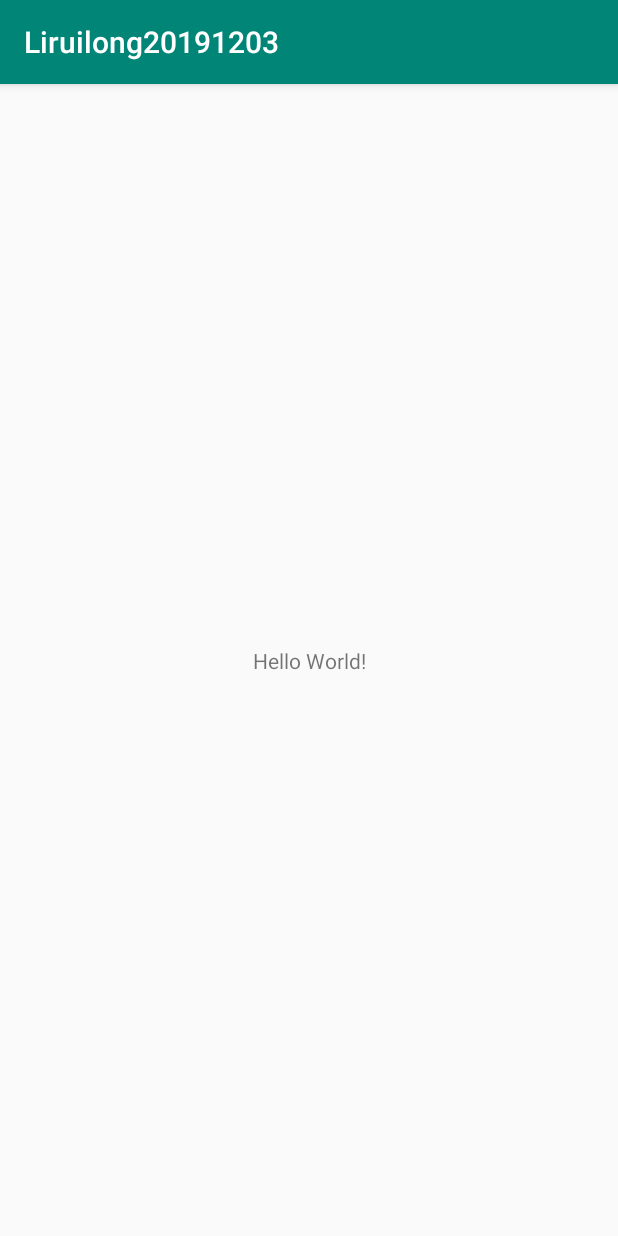
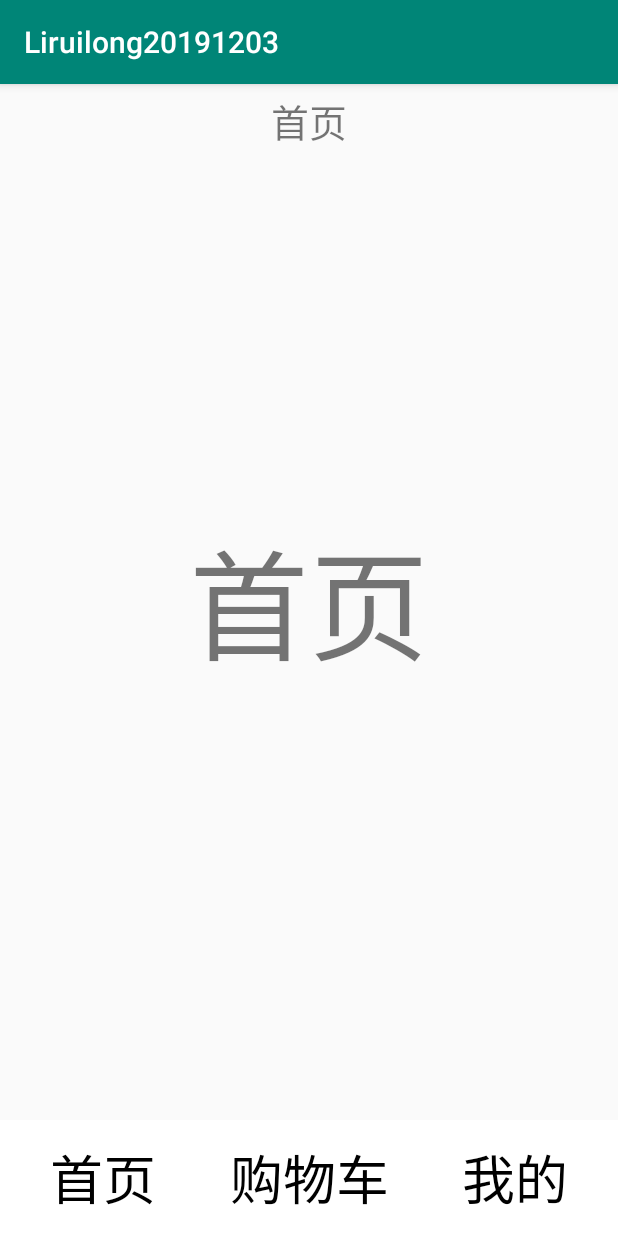
Before and after one commit to Tianqi-Lrl/Liruilong20191203, an Android app: the screen it shows after launch (MainActivity), on a phone screen of 412 x 824 dp. Run offline under Robolectric (Android 15) with nearby library versions, the phone set to English and light mode, and no system bars.

Commit message:
完成项目首页开发

```diff
--- a/app/src/main/AndroidManifest.xml
+++ b/app/src/main/AndroidManifest.xml
@@ -2,6 +2,7 @@
 <manifest xmlns:android="http://schemas.android.com/apk/res/android"
     package="com.bawei.liruilong">
 
+    <uses-permission android:name="android.permission.ACCESS_NETWORK_STATE" />
     <application
         android:allowBackup="true"
         android:icon="@mipmap/ic_launcher"
@@ -9,7 +10,7 @@
         android:roundIcon="@mipmap/ic_launcher_round"
         android:supportsRtl="true"
         android:theme="@style/AppTheme">
-        <activity android:name=".MainActivity">
+        <activity android:name=".view.activity.MainActivity">
             <intent-filter>
                 <action android:name="android.intent.action.MAIN" />
 
--- a/app/src/main/java/com/bawei/liruilong/MainActivity.java
+++ /dev/null
@@ -1,14 +0,0 @@
-package com.bawei.liruilong;
-
-import androidx.appcompat.app.AppCompatActivity;
-
-import android.os.Bundle;
-
-public class MainActivity extends AppCompatActivity {
-
-    @Override
-    protected void onCreate(Bundle savedInstanceState) {
-        super.onCreate(savedInstanceState);
-        setContentView(R.layout.activity_main);
-    }
-}
--- /dev/null
+++ b/app/src/main/java/com/bawei/liruilong/base/BaseActivity.java
@@ -0,0 +1,27 @@
+package com.bawei.liruilong.base;
+
+import android.os.Bundle;
+
+import androidx.annotation.Nullable;
+import androidx.appcompat.app.AppCompatActivity;
+
+/**
+ * Time:2019/12/3
+ * Author:天祈Aa
+ * Description:
+ */
+public abstract class BaseActivity extends AppCompatActivity {
+    @Override
+    protected void onCreate(@Nullable Bundle savedInstanceState) {
+        super.onCreate(savedInstanceState);
+        setContentView(layoutId());
+        initView();
+        initData();
+    }
+
+    protected abstract void initData();
+
+    protected abstract void initView();
+
+    protected abstract int layoutId();
+}
--- /dev/null
+++ b/app/src/main/java/com/bawei/liruilong/base/BaseFragment.java
@@ -0,0 +1,38 @@
+package com.bawei.liruilong.base;
+
+import android.os.Bundle;
+import android.view.LayoutInflater;
+import android.view.View;
+import android.view.ViewGroup;
+
+import androidx.annotation.NonNull;
+import androidx.annotation.Nullable;
+import androidx.fragment.app.Fragment;
+
+/**
+ * Time:2019/12/3
+ * Author:天祈Aa
+ * Description:
+ */
+public abstract class BaseFragment extends Fragment {
+    @Nullable
+    @Override
+    public View onCreateView(@NonNull LayoutInflater inflater, @Nullable ViewGroup container, @Nullable Bundle savedInstanceState) {
+        View view = View.inflate(getContext(), layoutId(), null);
+        initView(view);
+
+        return view;
+    }
+
+    protected abstract void initView(View view);
+
+    protected abstract int layoutId();
+
+    @Override
+    public void onActivityCreated(@Nullable Bundle savedInstanceState) {
+        super.onActivityCreated(savedInstanceState);
+        initData();
+    }
+
+    protected abstract void initData();
+}
--- /dev/null
+++ b/app/src/main/java/com/bawei/liruilong/view/activity/MainActivity.java
@@ -0,0 +1,101 @@
+package com.bawei.liruilong.view.activity;
+
+import androidx.annotation.NonNull;
+import androidx.appcompat.app.AppCompatActivity;
+import androidx.fragment.app.Fragment;
+import androidx.fragment.app.FragmentPagerAdapter;
+import androidx.viewpager.widget.ViewPager;
+
+import android.os.Bundle;
+import android.view.View;
+import android.widget.RadioGroup;
+
+import com.bawei.liruilong.R;
+import com.bawei.liruilong.base.BaseActivity;
+import com.bawei.liruilong.view.fragment.HomeFragment;
+import com.bawei.liruilong.view.fragment.MyFragment;
+import com.bawei.liruilong.view.fragment.ShopFragment;
+
+import java.util.ArrayList;
+
+public class MainActivity extends BaseActivity {
+
+
+    private ViewPager vp;
+    private RadioGroup rg;
+    ArrayList<Fragment> list=new ArrayList<>();
+
+    @Override
+    protected void initData() {
+        list.add(new HomeFragment());
+        list.add(new ShopFragment());
+        list.add(new MyFragment());
+
+        vp.setAdapter(new FragmentPagerAdapter(getSupportFragmentManager()) {
+            @NonNull
+            @Override
+            public Fragment getItem(int position) {
+                return list.get(position);
+            }
+
+            @Override
+            public int getCount() {
+                return list.size();
+            }
+        });
+    }
+
+    @Override
+    protected void initView() {
+        vp = findViewById(R.id.vp);
+        rg = findViewById(R.id.rg);
+
+        vp.addOnPageChangeListener(new ViewPager.OnPageChangeListener() {
+            @Override
+            public void onPageScrolled(int position, float positionOffset, int positionOffsetPixels) {
+
+            }
+
+            @Override
+            public void onPageSelected(int position) {
+                rg.check(rg.getChildAt(position).getId());
+            }
+
+            @Override
+            public void onPageScrollStateChanged(int state) {
+
+            }
+        });
+        rg.setOnCheckedChangeListener(new RadioGroup.OnCheckedChangeListener() {
+            @Override
+            public void onCheckedChanged(RadioGroup radioGroup, int i) {
+                switch (i){
+                    case R.id.rb1:
+
+                        vp.setCurrentItem(0);
+
+                        break;
+                    case R.id.rb2:
+
+                        vp.setCurrentItem(1);
+
+                        break;
+                    case R.id.rb3:
+
+                        vp.setCurrentItem(2);
+
+                        break;
+
+                }
+            }
+        });
+    }
+
+    @Override
+    protected int layoutId() {
+        return R.layout.activity_main;
+    }
+    public void ToShopPage(){
+        vp.setCurrentItem(1);
+    }
+}
--- /dev/null
+++ b/app/src/main/java/com/bawei/liruilong/view/fragment/HomeFragment.java
@@ -0,0 +1,56 @@
+package com.bawei.liruilong.view.fragment;
+
+import android.view.View;
+import android.widget.Button;
+import android.widget.RelativeLayout;
+import android.widget.TextView;
+
+import androidx.fragment.app.FragmentActivity;
+
+import com.bawei.liruilong.R;
+import com.bawei.liruilong.base.BaseFragment;
+import com.bawei.liruilong.util.NetUtil;
+import com.bawei.liruilong.view.activity.MainActivity;
+
+/**
+ * Time:2019/12/3
+ * Author:天祈Aa
+ * Description:
+ */
+public class HomeFragment extends BaseFragment {
+
+    private TextView tv;
+    private RelativeLayout rl;
+    private Button b;
+
+    @Override
+    protected void initView(View view) {
+        tv = view.findViewById(R.id.tv);
+        rl = view.findViewById(R.id.rl);
+        b = view.findViewById(R.id.b);
+
+        b.setOnClickListener(new View.OnClickListener() {
+            @Override
+            public void onClick(View view) {
+                MainActivity activity = (MainActivity) getActivity();
+                activity.ToShopPage();
+            }
+        });
+    }
+
+    @Override
+    protected int layoutId() {
+        return R.layout.fragment_home;
+    }
+
+    @Override
+    protected void initData() {
+        if (NetUtil.getInstance().HasNet(getContext())){
+            tv.setVisibility(View.VISIBLE);
+            rl.setVisibility(View.GONE);
+        }else {
+            tv.setVisibility(View.GONE);
+            rl.setVisibility(View.VISIBLE);
+        }
+    }
+}
--- /dev/null
+++ b/app/src/main/java/com/bawei/liruilong/view/fragment/MyFragment.java
@@ -0,0 +1,28 @@
+package com.bawei.liruilong.view.fragment;
+
+import android.view.View;
+
+import com.bawei.liruilong.R;
+import com.bawei.liruilong.base.BaseFragment;
+
+/**
+ * Time:2019/12/3
+ * Author:天祈Aa
+ * Description:
+ */
+public class MyFragment extends BaseFragment {
+    @Override
+    protected void initView(View view) {
+
+    }
+
+    @Override
+    protected int layoutId() {
+        return R.layout.fragment_my;
+    }
+
+    @Override
+    protected void initData() {
+
+    }
+}
--- /dev/null
+++ b/app/src/main/java/com/bawei/liruilong/view/fragment/ShopFragment.java
@@ -0,0 +1,28 @@
+package com.bawei.liruilong.view.fragment;
+
+import android.view.View;
+
+import com.bawei.liruilong.R;
+import com.bawei.liruilong.base.BaseFragment;
+
+/**
+ * Time:2019/12/3
+ * Author:天祈Aa
+ * Description:
+ */
+public class ShopFragment extends BaseFragment {
+    @Override
+    protected void initView(View view) {
+
+    }
+
+    @Override
+    protected int layoutId() {
+        return R.layout.fragment_shop;
+    }
+
+    @Override
+    protected void initData() {
+
+    }
+}
--- /dev/null
+++ b/app/src/main/res/drawable/selector.xml
@@ -0,0 +1,5 @@
+<?xml version="1.0" encoding="utf-8"?>
+<selector xmlns:android="http://schemas.android.com/apk/res/android">
+<item android:state_checked="false" android:drawable="@color/colorWrite"/>
+<item android:state_checked="true" android:drawable="@color/colorAccent"/>
+</selector>
--- a/app/src/main/res/layout/activity_main.xml
+++ b/app/src/main/res/layout/activity_main.xml
@@ -1,18 +1,53 @@
 <?xml version="1.0" encoding="utf-8"?>
-<androidx.constraintlayout.widget.ConstraintLayout xmlns:android="http://schemas.android.com/apk/res/android"
+<LinearLayout xmlns:android="http://schemas.android.com/apk/res/android"
     xmlns:app="http://schemas.android.com/apk/res-auto"
     xmlns:tools="http://schemas.android.com/tools"
     android:layout_width="match_parent"
     android:layout_height="match_parent"
-    tools:context=".MainActivity">
+    android:orientation="vertical"
+    tools:context=".view.activity.MainActivity">
 
-    <TextView
-        android:layout_width="wrap_content"
-        android:layout_height="wrap_content"
-        android:text="Hello World!"
-        app:layout_constraintBottom_toBottomOf="parent"
-        app:layout_constraintLeft_toLeftOf="parent"
-        app:layout_constraintRight_toRightOf="parent"
-        app:layout_constraintTop_toTopOf="parent" />
+    <androidx.viewpager.widget.ViewPager
+        android:id="@+id/vp"
+        android:layout_width="match_parent"
+        android:layout_height="0dp"
+        android:layout_weight="9"></androidx.viewpager.widget.ViewPager>
+    <RadioGroup
+        android:id="@+id/rg"
+        android:layout_width="match_parent"
+        android:layout_height="0dp"
+        android:layout_weight="1"
+        android:orientation="horizontal">
+        <RadioButton
+            android:id="@+id/rb1"
+            android:layout_width="0dp"
+            android:layout_weight="1"
+            android:layout_height="match_parent"
+            android:button="@null"
+            android:text="首页"
+            android:textSize="35dp"
+            android:gravity="center"
+            android:background="@drawable/selector"/>
+        <RadioButton
+            android:id="@+id/rb2"
+            android:layout_width="0dp"
+            android:layout_weight="1"
+            android:layout_height="match_parent"
+            android:button="@null"
+            android:text="购物车"
+            android:textSize="35dp"
+            android:gravity="center"
+            android:background="@drawable/selector"/>
+        <RadioButton
+            android:id="@+id/rb3"
+            android:layout_width="0dp"
+            android:layout_weight="1"
+            android:layout_height="match_parent"
+            android:button="@null"
+            android:text="我的"
+            android:textSize="35dp"
+            android:gravity="center"
+            android:background="@drawable/selector"/>
+    </RadioGroup>
 
-</androidx.constraintlayout.widget.ConstraintLayout>
+</LinearLayout>
--- /dev/null
+++ b/app/src/main/res/layout/fragment_home.xml
@@ -0,0 +1,52 @@
+<?xml version="1.0" encoding="utf-8"?>
+<RelativeLayout xmlns:android="http://schemas.android.com/apk/res/android"
+    android:orientation="vertical" android:layout_width="match_parent"
+    android:layout_height="match_parent">
+
+    <TextView
+        android:layout_width="match_parent"
+        android:layout_height="50dp"
+        android:text="首页"
+        android:textSize="25dp"
+        android:gravity="center"/>
+    <TextView
+        android:id="@+id/tv"
+        android:layout_width="wrap_content"
+        android:layout_height="wrap_content"
+        android:text="首页"
+        android:textSize="80dp"
+        android:layout_centerInParent="true"/>
+    <RelativeLayout
+        android:id="@+id/rl"
+        android:layout_width="match_parent"
+        android:layout_height="match_parent"
+        android:visibility="gone">
+        <ImageView
+            android:id="@+id/iv"
+            android:layout_width="300dp"
+            android:layout_height="300dp"
+            android:layout_marginTop="200dp"
+            android:src="@mipmap/ww"
+            android:layout_centerHorizontal="true"/>
+        <TextView
+            android:id="@+id/tv2"
+            android:layout_width="wrap_content"
+            android:layout_height="wrap_content"
+            android:layout_below="@id/iv"
+            android:text="无法连接到网络，请检查网络并刷新重试"
+            android:textSize="20sp"
+            android:layout_centerHorizontal="true"/>
+
+        <Button
+            android:id="@+id/b"
+            android:layout_below="@id/tv2"
+            android:layout_width="200dp"
+            android:layout_height="70dp"
+            android:text="检查网络"
+            android:textSize="20dp"
+            android:layout_centerHorizontal="true"
+            android:layout_marginTop="50dp"/>
+
+    </RelativeLayout>
+
+</RelativeLayout>
--- a/app/src/main/res/values/colors.xml
+++ b/app/src/main/res/values/colors.xml
@@ -3,4 +3,5 @@
     <color name="colorPrimary">#008577</color>
     <color name="colorPrimaryDark">#00574B</color>
     <color name="colorAccent">#D81B60</color>
+    <color name="colorWrite">#fff</color>
 </resources>
```
Also changed, not shown: app/src/main/java/com/bawei/liruilong/model/Shopmodel.java (added, +9 -0 lines), app/src/main/java/com/bawei/liruilong/model/bean/Bean.java (added, +71 -0 lines), app/src/main/java/com/bawei/liruilong/util/NetUtil.java (added, +181 -0 lines), app/src/main/res/layout/fragment_my.xml (added, +19 -0 lines), app/src/main/res/layout/fragment_shop.xml (added, +44 -0 lines), app/src/main/res/mipmap-mdpi/gw.png (added), app/src/main/res/mipmap-mdpi/ww.png (added).
